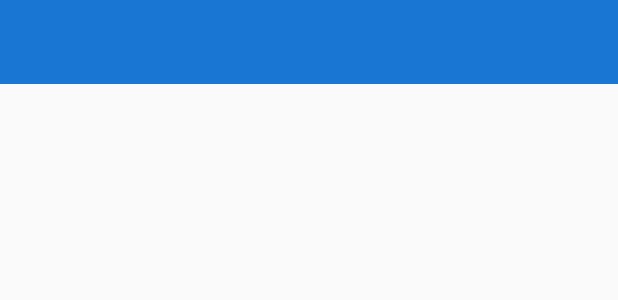
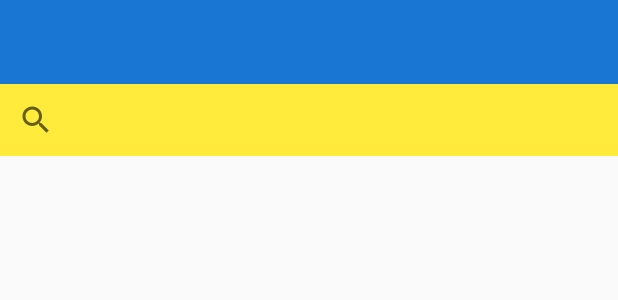
Before and after one commit to glj077/dx, an Android app: the layout activity_main2.xml on its own in the app's theme, with its tools: preview values and no code run, on a phone screen of 412 x 824 dp. Shown: the top 300 px of the screen. Run offline under Robolectric (Android 15) with nearby library versions, the phone set to English and light mode, and no system bars.

Commit message:
searchview

```diff
--- a/app/src/main/res/layout/activity_main2.xml
+++ b/app/src/main/res/layout/activity_main2.xml
@@ -31,8 +31,17 @@
         android:theme="?attr/actionBarTheme"
         app:popupTheme="@style/ToolBarPopTheme"
         app:titleTextAppearance="@style/ToolbarTitle"
+        tools:ignore="MissingConstraints"
         tools:layout_editor_absoluteX="1dp"
-        tools:layout_editor_absoluteY="3dp"
-        tools:ignore="MissingConstraints" />
+        tools:layout_editor_absoluteY="3dp" />
+
+    <SearchView
+        android:id="@+id/search_view"
+        android:layout_width="match_parent"
+        android:layout_height="wrap_content"
+        android:background="@color/searchView"
+        android:queryHint="请输入查询名称！"
+        app:layout_constraintTop_toBottomOf="@+id/toolbar1"
+        tools:layout_editor_absoluteX="1dp" />
 
 </androidx.constraintlayout.widget.ConstraintLayout>
--- a/app/src/main/res/values/colors.xml
+++ b/app/src/main/res/values/colors.xml
@@ -11,4 +11,5 @@
     <color name="bg_toolbar">#32A082</color>
     <color name="tab_text_normal">#283593</color>
     <color name="tab_text_selected">#64B5F6</color>
+    <color name="searchView">#FFEB3B</color>
 </resources>
```
Also changed, not shown: app/src/main/java/com/example/dx_4g/Main2Activity.java (+8 -4 lines).
